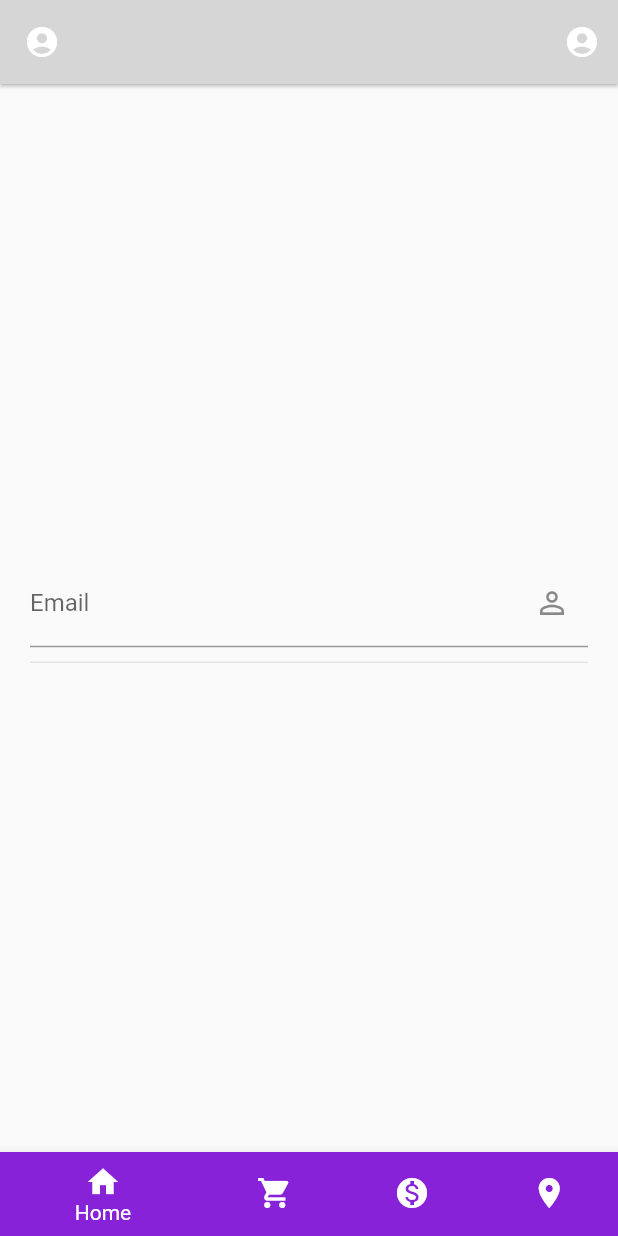
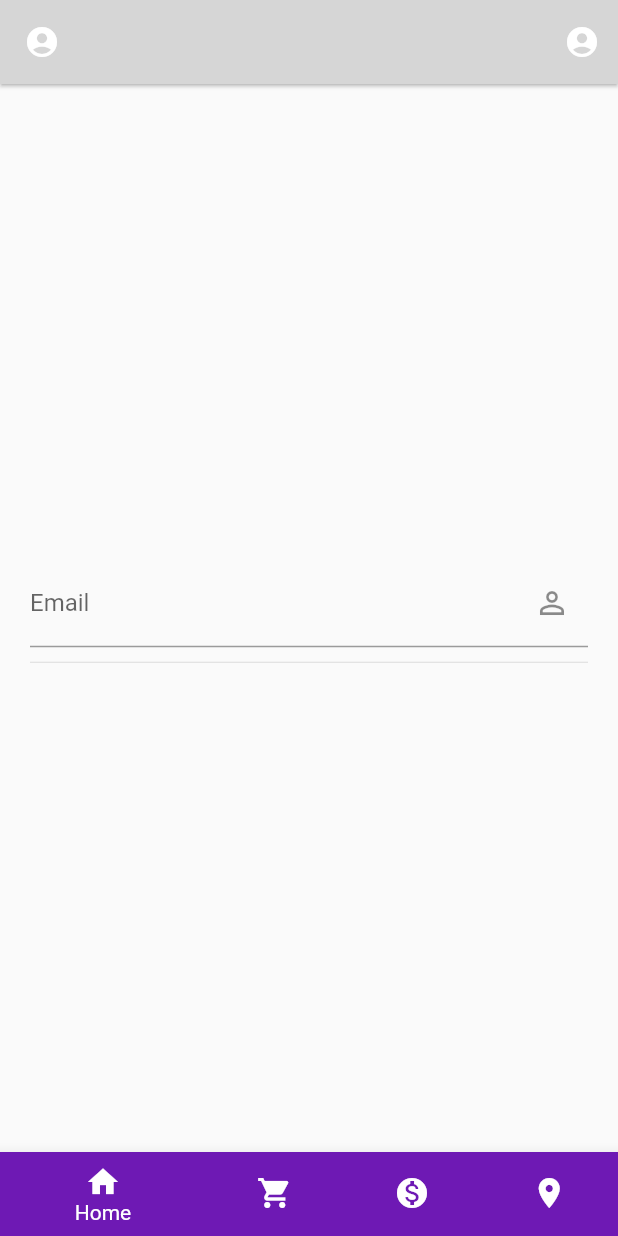
Before and after one commit to LuizFelipe33/Sem-Desperdicio-, a Flutter app: the MenuComum screen opened by its route, on a phone screen of 412 x 824 dp. Run offline on Flutter 3.47's test engine with Material 2 defaults, Android fonts, the phone set to English and light mode, and no system bars.

Commit message:
commit menupf

```diff
--- a/lib/PF/menuPF.dart
+++ b/lib/PF/menuPF.dart
@@ -81,7 +81,7 @@ static const TextStyle optionStyle = TextStyle(fontSize: 30, fontWeight: FontWei
           BottomNavigationBarItem(
             icon: Icon(Icons.home),
             label: 'Home',
-            backgroundColor: Color.fromARGB(255, 135, 34, 217),
+            backgroundColor: Color.fromARGB(255, 110, 25, 180),
           ),
           BottomNavigationBarItem(
             icon: Icon(Icons.shopping_cart),
@@ -91,7 +91,7 @@ static const TextStyle optionStyle = TextStyle(fontSize: 30, fontWeight: FontWei
           BottomNavigationBarItem(
             icon: Icon(Icons.monetization_on),
             label: 'Doação',
-            backgroundColor: Color.fromARGB(255, 114, 39, 176),
+            backgroundColor: Color.fromARGB(255, 125, 42, 192),
           ),
           BottomNavigationBarItem(
             icon: Icon(Icons.location_on),
```
